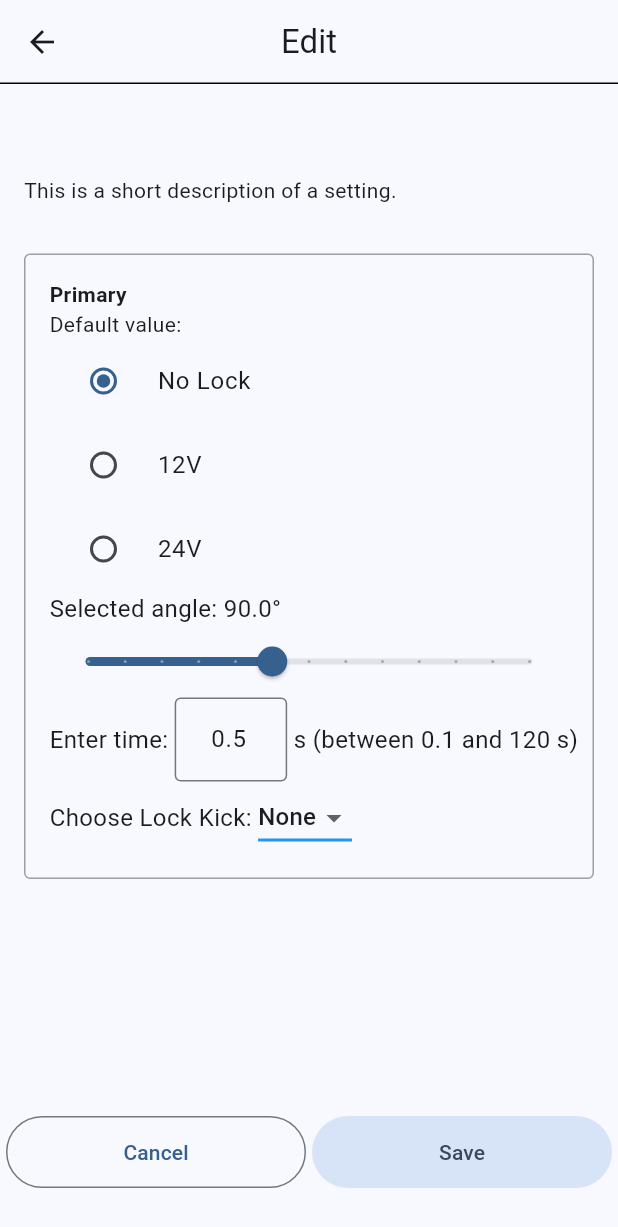
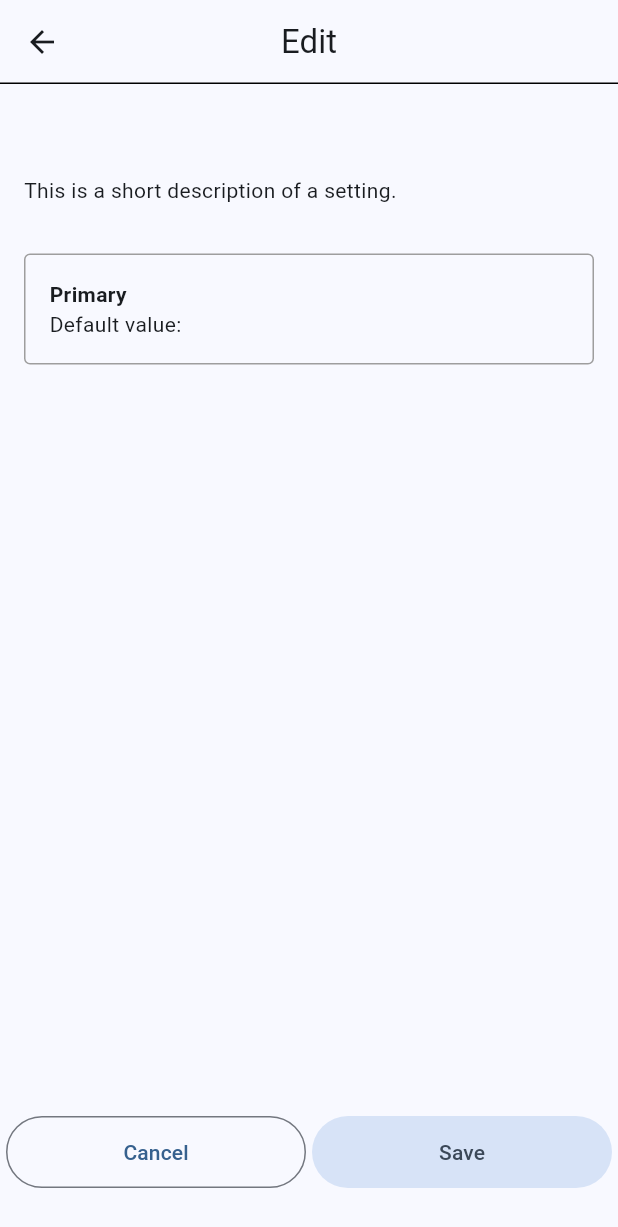
Before and after one commit to mitjadietner/lock-config-assignment, a Flutter app: the EditScreen screen opened directly with empty values, on a phone screen of 412 x 824 dp. Shown: the top 1227 px of the screen. Run offline on Flutter 3.47's test engine with Material 3 defaults, Android fonts, the phone set to English and light mode, and no system bars; network calls fail.

Commit message:
Pass LockItem to input widgets. Cancel button.

```diff
--- a/lib/ui/screens/home_screen.dart
+++ b/lib/ui/screens/home_screen.dart
@@ -68,7 +68,9 @@ class _HomeScreenState extends State<HomeScreen> {
             child: Consumer<LockProvider>(
               builder: (context, provider, child) {
                 var lockData = provider.dataList;
-                if (lockData == null) return const CircularProgressIndicator();
+                if (lockData == null) {
+                  return const Center(child: CircularProgressIndicator());
+                }
                 return ListView.builder(
                   itemBuilder: (context, index) =>
                       ListItem(item: lockData[index]),
--- a/lib/ui/widgets/angle_slider.dart
+++ b/lib/ui/widgets/angle_slider.dart
@@ -1,7 +1,9 @@
 import 'package:flutter/material.dart';
+import 'package:locks/model/lock_model.dart';
 
 class AngleSlider extends StatefulWidget {
-  const AngleSlider({super.key});
+  final LockItem item;
+  const AngleSlider(this.item, {super.key});
 
   @override
   State<AngleSlider> createState() => _AngleSliderState();
--- a/lib/ui/widgets/edit_buttons.dart
+++ b/lib/ui/widgets/edit_buttons.dart
@@ -13,7 +13,9 @@ class EditButtons extends StatelessWidget {
           OutlinedButton(
             style: const ButtonStyle(
                 fixedSize: MaterialStatePropertyAll(Size(200, 48))),
-            onPressed: () {},
+            onPressed: () {
+              Navigator.of(context).pop();
+            },
             child: const Text('Cancel'),
           ),
           FilledButton.tonal(
--- a/lib/ui/widgets/edit_container.dart
+++ b/lib/ui/widgets/edit_container.dart
@@ -34,10 +34,11 @@ class EditContainer extends StatelessWidget {
               width: double.infinity,
               child: Text('Default value: ${item.defaultValue}'),
             ),
-            RadioList('No lock', ['No lock', '12V', '24V']),
-            AngleSlider(),
-            TimeInput('0.5'),
-            EditDropdown('None', ['None', '1', '2', '3', '4', '5']),
+            if (item.type == 1 || item.type == 2 || item.type == 4)
+              RadioList(item),
+            if (item.type == 6) AngleSlider(item),
+            if (item.type == 5) TimeInput(item),
+            if (item.type == 3) EditDropdown(item),
           ],
         ),
       ),
--- a/lib/ui/widgets/edit_dropdown.dart
+++ b/lib/ui/widgets/edit_dropdown.dart
@@ -1,9 +1,9 @@
 import 'package:flutter/material.dart';
+import 'package:locks/model/lock_model.dart';
 
 class EditDropdown extends StatefulWidget {
-  final String defaultValue;
-  final List<String> options;
-  const EditDropdown(this.defaultValue, this.options, {super.key});
+  final LockItem item;
+  const EditDropdown(this.item, {super.key});
 
   @override
   State<EditDropdown> createState() => _EditDropdownState();
@@ -15,7 +15,7 @@ class _EditDropdownState extends State<EditDropdown> {
   @override
   void initState() {
     super.initState();
-    dropdownValue = widget.defaultValue;
+    dropdownValue = widget.item.defaultValue;
   }
 
   @override
@@ -39,7 +39,8 @@ class _EditDropdownState extends State<EditDropdown> {
               dropdownValue = value!;
             });
           },
-          items: widget.options.map<DropdownMenuItem<String>>((String value) {
+          items: widget.item.arrayData!.values
+              .map<DropdownMenuItem<String>>((String value) {
             return DropdownMenuItem<String>(
               value: value,
               child: Text(value),
--- a/lib/ui/widgets/radio_list.dart
+++ b/lib/ui/widgets/radio_list.dart
@@ -1,9 +1,9 @@
 import 'package:flutter/material.dart';
+import 'package:locks/model/lock_model.dart';
 
 class RadioList extends StatefulWidget {
-  final List<String> values;
-  final String defaultValue;
-  const RadioList(this.defaultValue, this.values, {super.key});
+  final LockItem item;
+  const RadioList(this.item, {super.key});
 
   @override
   State<RadioList> createState() => _RadioListState();
--- a/lib/ui/widgets/time_input.dart
+++ b/lib/ui/widgets/time_input.dart
@@ -1,9 +1,10 @@
 import 'package:flutter/material.dart';
 import 'package:flutter/services.dart';
+import 'package:locks/model/lock_model.dart';
 
 class TimeInput extends StatefulWidget {
-  final String defaultValue;
-  const TimeInput(this.defaultValue, {super.key});
+  final LockItem item;
+  const TimeInput(this.item, {super.key});
 
   @override
   State<TimeInput> createState() => _TimeInputState();
@@ -15,7 +16,7 @@ class _TimeInputState extends State<TimeInput> {
   @override
   void initState() {
     super.initState();
-    _controller.text = widget.defaultValue;
+    _controller.text = widget.item.defaultValue;
   }
 
   @override
@@ -43,7 +44,7 @@ class _TimeInputState extends State<TimeInput> {
               double value =
                   _controller.text.isEmpty ? 0 : double.parse(_controller.text);
               if (_controller.text.isEmpty) {
-                _controller.text = widget.defaultValue;
+                _controller.text = widget.item.defaultValue;
               } else if (value < 0.1) {
                 _controller.text = '0.1';
               } else if (value > 120) {
```
